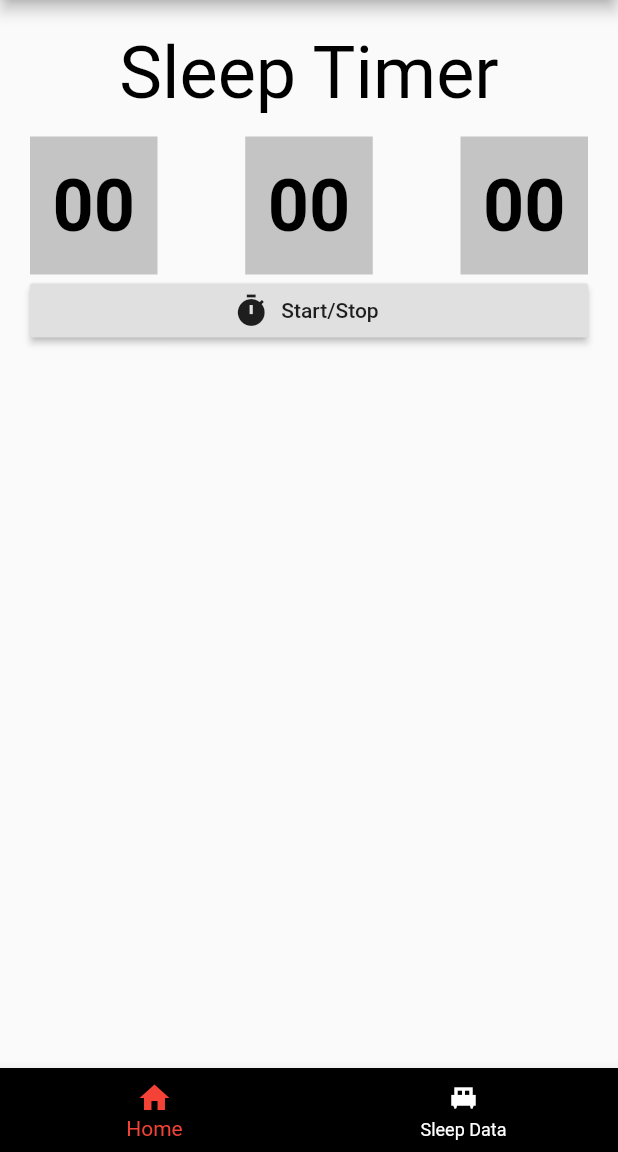
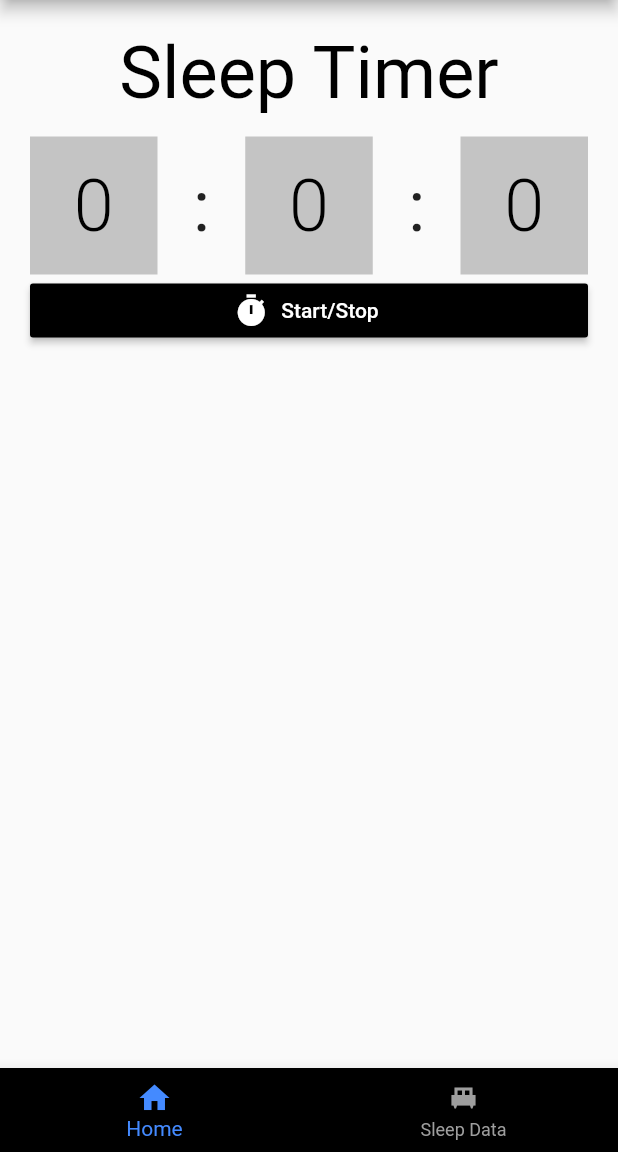
Before and after one commit to panduwira/RateYourSleep, a Flutter app: the screen it shows after launch, on a phone screen of 412 x 824 dp, the part 84-1236 px from its top. Run offline on Flutter 3.47's test engine with Material 2 defaults, Android fonts, the phone set to English and light mode, and no system bars; Roboto replaces fonts that are missing (Sans Serif).

Commit message:
Paged changes

```diff
--- a/lib/pages/home.dart
+++ b/lib/pages/home.dart
@@ -8,7 +8,8 @@ class HomePage extends StatefulWidget {
 }
 
 class _HomePageState extends State<HomePage> {
-  @override
+  int hours = 0, minutes = 0, seconds = 0;
+
   Widget build(BuildContext context) {
     return Scaffold(
       appBar: AppBar(
@@ -40,16 +41,20 @@ class _HomePageState extends State<HomePage> {
                     color: Color(0xffc4c4c4),
                     child: Center(
                       child: Text(
-                        '00',
+                        hours.toString(),
                         style: TextStyle(
                           fontSize: 48,
                           fontFamily: "Sans Serif",
-                          fontWeight: FontWeight.bold,
+                          fontWeight: FontWeight.w300,
                           color: Colors.black,
                         ),
                         textAlign: TextAlign.center,
                       ),
                     ),
+                  ),
+                  Text(
+                    ":",
+                    style: TextStyle(fontSize: 48),
                   ),
                   Container(
                     width: 85,
@@ -57,28 +62,30 @@ class _HomePageState extends State<HomePage> {
                     color: Color(0xffc4c4c4),
                     child: Center(
                       child: Text(
-                        '00',
+                        minutes.toString(),
                         style: TextStyle(
                           fontSize: 48,
                           fontFamily: "Sans Serif",
-                          fontWeight: FontWeight.bold,
+                          fontWeight: FontWeight.w300,
                           color: Colors.black,
                         ),
                         textAlign: TextAlign.center,
                       ),
                     ),
                   ),
+                  Text(":",
+                    style: TextStyle(fontSize: 48),),
                   Container(
                     width: 85,
                     height: 92,
                     color: Color(0xffc4c4c4),
                     child: Center(
                       child: Text(
-                        '00',
+                        seconds.toString(),
                         style: TextStyle(
                           fontSize: 48,
                           fontFamily: "Sans Serif",
-                          fontWeight: FontWeight.bold,
+                          fontWeight: FontWeight.w300,
                           color: Colors.black,
                         ),
                         textAlign: TextAlign.center,
@@ -90,6 +97,8 @@ class _HomePageState extends State<HomePage> {
               onPressed: () {},
               icon: Icon(Icons.timer),
               label: Text("Start/Stop"),
+              color: Colors.black,
+              textColor: Colors.white,
             ),
           ])),
     );
--- a/lib/pages/listdata.dart
+++ b/lib/pages/listdata.dart
@@ -10,8 +10,12 @@ class ListDataPage extends StatefulWidget {
 class _ListDataPageState extends State<ListDataPage> {
   @override
   Widget build(BuildContext context) {
-    return Container(
-
+    return Scaffold(
+       appBar: AppBar(
+        title: Text("Sleep Data"),
+        centerTitle: true,
+        leading: Container(),
+      ),
     );
   }
 }
--- a/lib/pages/mainmenu.dart
+++ b/lib/pages/mainmenu.dart
@@ -34,8 +34,8 @@ class _MainMenuState extends State<MainMenu> {
         ],
         currentIndex: _selectedIndex,
         backgroundColor: Colors.black,
-        selectedItemColor: Colors.red,
-        unselectedItemColor: Colors.white,
+        selectedItemColor: Colors.blueAccent,
+        unselectedItemColor: Colors.grey,
         onTap: _onItemtapped,
           ),
     );
--- a/lib/pages/pages.dart
+++ b/lib/pages/pages.dart
@@ -1,3 +1,5 @@
+import 'dart:async';
+
 import 'package:flutter/material.dart';
 
 part 'home.dart';
```
